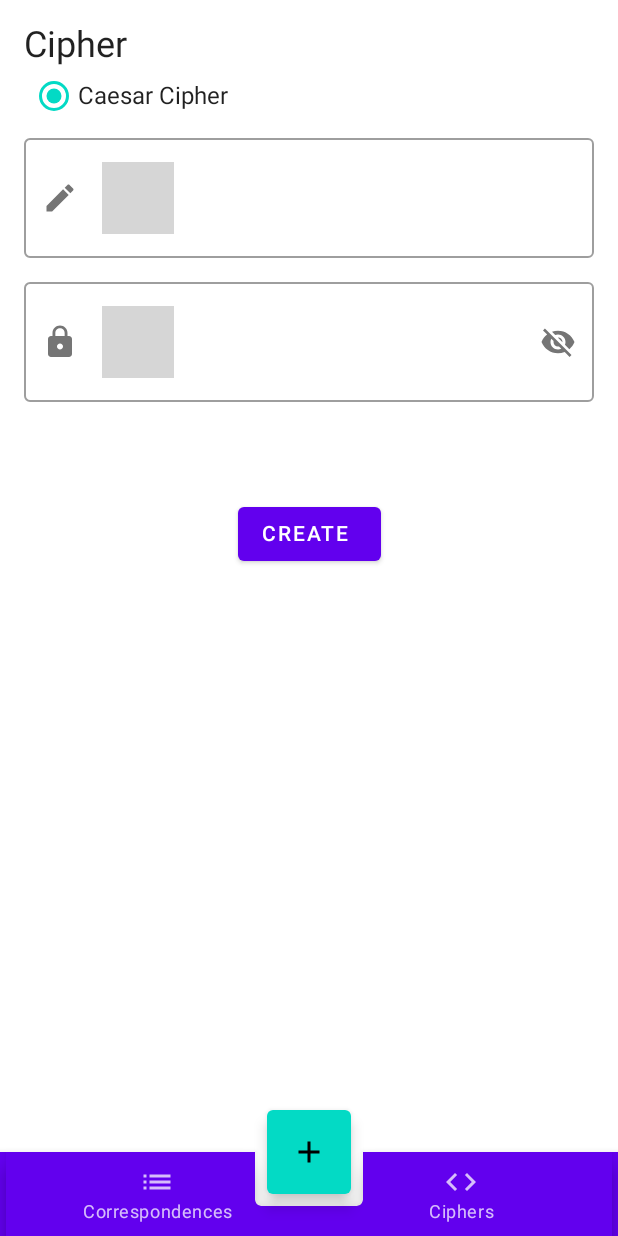
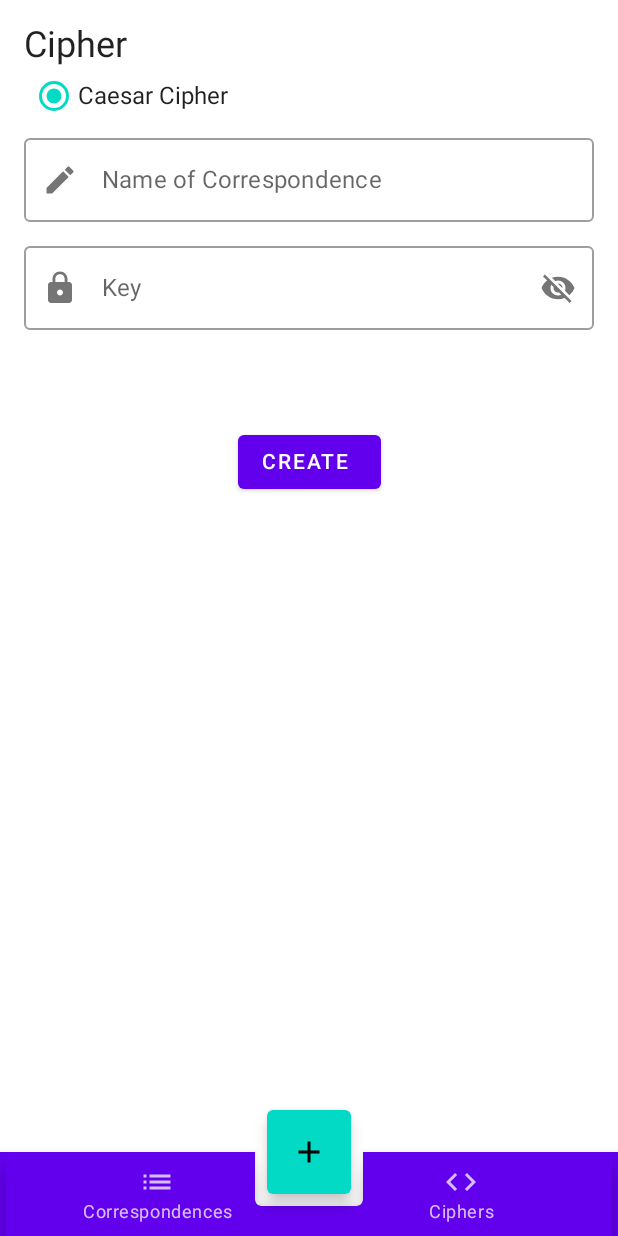
Before and after one commit to cucerdariancatalin/Krypto, an Android app built with Jetpack Compose: the CreatingNewCorrespondenceScreen screen opened through its navigation route, on a phone screen of 412 x 824 dp. Run offline under Robolectric (Android 15) with nearby library versions, the phone set to English and light mode, and no system bars; grey boxes are pictures that could not be loaded.

Commit message:
Extracted and updated string resources

```diff
--- a/app/src/main/java/com/vitassalvantes/krypto/navigation/KryptoNavigation.kt
+++ b/app/src/main/java/com/vitassalvantes/krypto/navigation/KryptoNavigation.kt
@@ -112,7 +112,7 @@ fun KryptoFloatingActionButton(navController: NavHostController) {
         },
         shape = Shapes.small
     ) {
-        Icon(Icons.Filled.Add, stringResource(id = R.string.creating_a_new_room))
+        Icon(Icons.Filled.Add, stringResource(id = R.string.create_a_new_correspondence))
     }
 }
 
--- a/app/src/main/java/com/vitassalvantes/krypto/ui/screens/CorrespondencesScreen.kt
+++ b/app/src/main/java/com/vitassalvantes/krypto/ui/screens/CorrespondencesScreen.kt
@@ -23,7 +23,6 @@ import com.vitassalvantes.krypto.data.Correspondence
 import com.vitassalvantes.krypto.navigation.KryptoScreen
 import com.vitassalvantes.krypto.ui.components.KryptoCard
 import com.vitassalvantes.krypto.ui.components.KryptoDialog
-import com.vitassalvantes.krypto.ui.components.Settings
 
 /**
  * Screen with a list of created correspondences.
--- a/app/src/main/java/com/vitassalvantes/krypto/ui/screens/CreatingNewCorrespondenceScreen.kt
+++ b/app/src/main/java/com/vitassalvantes/krypto/ui/screens/CreatingNewCorrespondenceScreen.kt
@@ -183,7 +183,12 @@ fun CreatingNewCorrespondenceScreenContent(
                 .padding(top = 64.dp)
                 .align(Alignment.CenterHorizontally)
         ) {
-            Text(text = "CREATE ${inputCorrespondenceName.uppercase()}")
+            Text(
+                text = stringResource(
+                    id = R.string.create_correspondence,
+                    inputCorrespondenceName.uppercase()
+                )
+            )
         }
     }
 }
--- a/app/src/main/res/values/strings.xml
+++ b/app/src/main/res/values/strings.xml
@@ -1,7 +1,7 @@
 <resources>
     <string name="app_name">Krypto</string>
     <string name="ciphers">Ciphers</string>
-    <string name="creating_a_new_room">Creating a new room</string>
+    <string name="create_a_new_correspondence">Creating a new correspondence</string>
     <string name="cipher_details_screen">Cipher details screen</string>
     <string name="send_message">Send message</string>
     <string name="delete_this_correspondence">Delete this correspondence?</string>
@@ -17,4 +17,7 @@
     <string name="copied_to_clipboard">Copied to clipboard</string>
     <string name="decryption">Decryption</string>
     <string name="encryption">Encryption</string>
+    <string name="key">Key</string>
+    <string name="name_of_correspondence">Name of Correspondence</string>
+    <string name="create_correspondence">CREATE %1$s</string>
 </resources>
```
